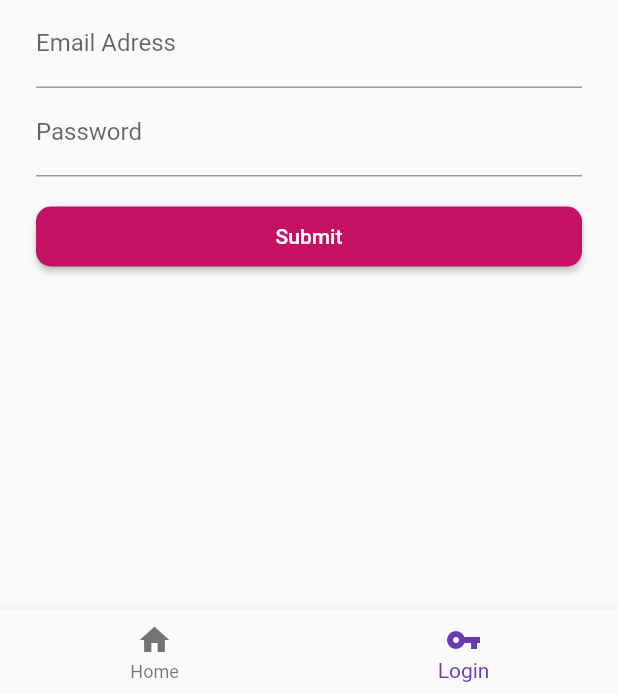
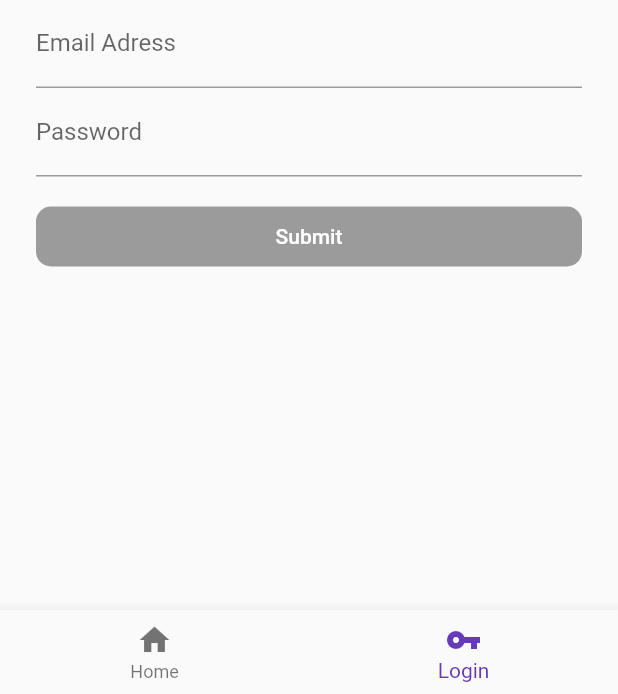
Before and after one commit to Besslan/FlutterApp, a Flutter app: the screen it shows after launch, item 2 of the bottom bar chosen, on a phone screen of 412 x 824 dp, the part 542-1236 px from its top. Run offline on Flutter 3.47's test engine with Material 2 defaults, Android fonts, the phone set to English and light mode, and no system bars; our stand-ins replace firebase_auth, rxdart; accounts and stored records are empty.

```diff
--- /dev/null
+++ b/lib/src/bloclogin.dart
@@ -0,0 +1,107 @@
+import 'package:flutter/material.dart';
+import 'package:firebase_auth/firebase_auth.dart';
+import 'profile.dart';
+import './blocs/bloc.dart';
+
+class BlocLogIn extends StatelessWidget {
+
+  @override
+  Widget build(BuildContext context) {
+    return Center(
+      child: ListView(
+        shrinkWrap: true,
+        padding: EdgeInsets.only(left: 24.0, right: 24.0),
+        children: <Widget>[
+          Hero(
+            tag: 'hero',
+            child: CircleAvatar(
+              backgroundColor: Colors.transparent,
+              radius: 48.0,
+              child: Image.asset('assets/small-Logo.png'),
+            ),
+          ),
+          emailFeild(),
+          passwordFeild(),
+          submitButton(),
+        ],
+      ),
+    );
+  }
+
+
+  Future<void> signIn(context,email,password) async {
+    try {
+      FirebaseUser user = await FirebaseAuth.instance
+          .signInWithEmailAndPassword(email: email, password: password);
+      Navigator.push(
+        context,
+        MaterialPageRoute(builder: (context) => Profile(user: user)),
+      );
+    } catch (err) {
+      print(err.message);
+    }
+  }
+
+
+  Widget emailFeild() {
+    return StreamBuilder(
+      stream: bloc.email,
+      builder: (context, snapshot) {
+        return TextField(
+          onChanged: bloc.changeEmail,
+          keyboardType: TextInputType.emailAddress,
+          decoration: InputDecoration(
+            labelText: 'Email Adress',
+            hintText: 'you@example.com',
+            errorText: snapshot.error,
+          ),
+        );
+      },
+    );
+  }
+
+  Widget passwordFeild() {
+    return StreamBuilder(
+      stream: bloc.password,
+      builder: (context, snapshot) {
+        return TextField(
+          onChanged: bloc.changepassword,
+          keyboardType: TextInputType.emailAddress,
+          decoration: InputDecoration(
+            labelText: 'Password',
+            hintText: 'Password',
+            errorText: snapshot.error,
+          ),
+          obscureText: true,
+        );
+      },
+    );
+  }
+
+  Widget submitButton() {
+    return StreamBuilder(
+      stream: bloc.submitValid,
+      builder: (context, snapshot) {
+        return Padding(
+          padding: EdgeInsets.symmetric(vertical: 16.0),
+          child: RaisedButton(
+            shape: RoundedRectangleBorder(
+              borderRadius: BorderRadius.circular(10),
+            ),
+            onPressed:snapshot.hasData ? (){
+              List values = bloc.getValues();
+              String validEmail = values[0];
+              String validPassword =values[1];
+              signIn(context, validEmail, validPassword);
+            } : null,
+            padding: EdgeInsets.all(12),
+            color: Colors.pinkAccent[700],
+            child: Text('Submit', style: TextStyle(color: Colors.white)),
+          ),
+        );
+      },
+    );
+  }
+
+
+}
--- a/lib/src/navigation.dart
+++ b/lib/src/navigation.dart
@@ -1,7 +1,8 @@
 import 'package:flutter/material.dart';
 import 'drawer.dart';
 import 'homePageBody.dart';
-import 'login.dart';
+// import 'login.dart';
+import 'bloclogin.dart';
 
 class Navigation extends StatefulWidget {
   Navigation({Key key}) : super(key: key);
@@ -14,7 +15,7 @@ class NavigationState extends State<Navigation> {
   int _selectedIndex = 0;
   final _widgetOptions = [
     HomePageBody(),
-    LoginPage(),
+    BlocLogIn(),
     // Profile(),
   ];
 
```
Also changed, not shown: lib/src/blocs/bloc.dart (added, +47 -0 lines), lib/src/blocs/validators.dart (added, +21 -0 lines).
